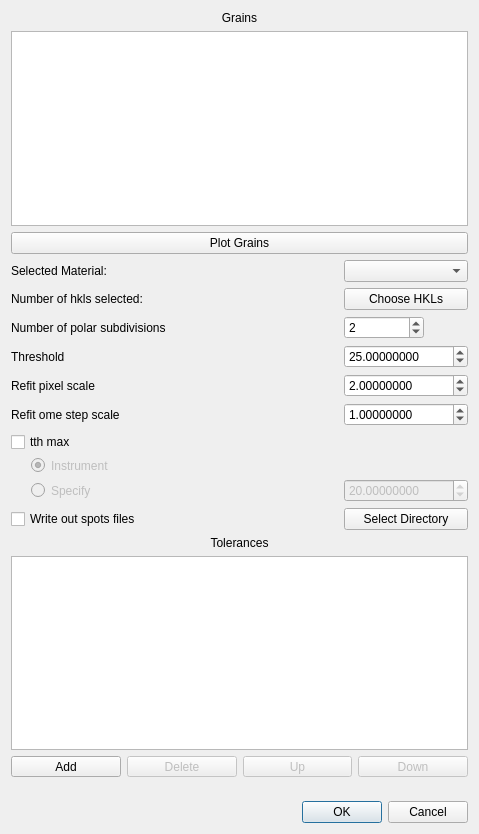
This is hexrd/ui/resources/ui/fit_grains_options_dialog.ui in HEXRD/hexrdgui as Qt 5 draws it before an edit. The edited form follows.
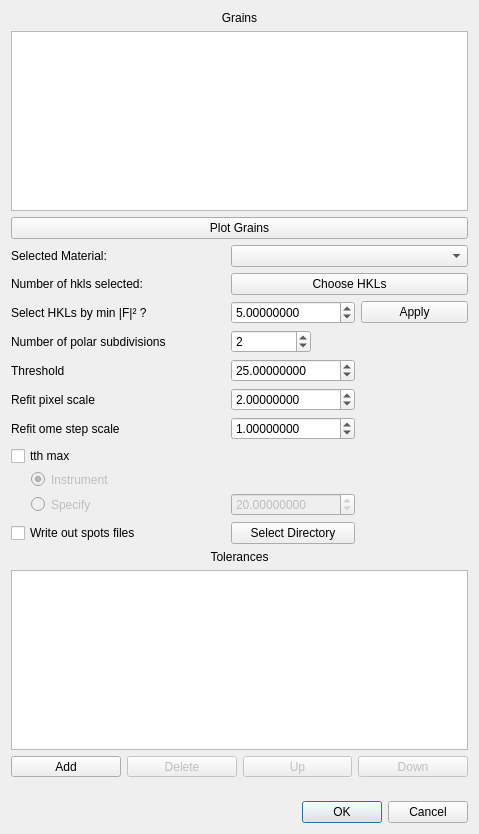
This is the edited form. Custom widgets are drawn as their Qt base class.

Commit message:
Add option to specify min sfac for fit grains
In the HEXRD CLI for fit-grains, the HKLs are, right now, typically
specified via min sfac.

Add the ability to set these in the GUI as well so that the settings
are more consistent with those of the GUI.

Addresses part of: #1347

Fixes: #1357
Fixes: #1406

Patch:
```diff
--- a/hexrd/ui/resources/ui/fit_grains_options_dialog.ui
+++ b/hexrd/ui/resources/ui/fit_grains_options_dialog.ui
@@ -40,39 +40,30 @@
    </item>
    <item>
     <layout class="QGridLayout" name="gridLayout">
-     <item row="0" column="2">
+     <item row="0" column="3" colspan="2">
       <widget class="QComboBox" name="material"/>
      </item>
-     <item row="2" column="2">
-      <widget class="QSpinBox" name="npdiv">
-       <property name="sizePolicy">
-        <sizepolicy hsizetype="Fixed" vsizetype="Fixed">
-         <horstretch>0</horstretch>
-         <verstretch>0</verstretch>
-        </sizepolicy>
+     <item row="4" column="3">
+      <widget class="ScientificDoubleSpinBox" name="threshold">
+       <property name="decimals">
+        <number>8</number>
        </property>
-       <property name="minimumSize">
-        <size>
-         <width>80</width>
-         <height>0</height>
-        </size>
-       </property>
-       <property name="minimum">
-        <number>1</number>
+       <property name="maximum">
+        <double>1000000.000000000000000</double>
        </property>
        <property name="value">
-        <number>2</number>
+        <double>25.000000000000000</double>
        </property>
       </widget>
      </item>
-     <item row="0" column="1">
-      <widget class="QLabel" name="material_label">
+     <item row="1" column="1" colspan="2">
+      <widget class="QLabel" name="num_hkls_selected">
        <property name="text">
-        <string>Selected Material:</string>
+        <string>Number of hkls selected:</string>
        </property>
       </widget>
      </item>
-     <item row="4" column="2">
+     <item row="5" column="3">
       <widget class="ScientificDoubleSpinBox" name="refit_pixel_scale">
        <property name="sizePolicy">
         <sizepolicy hsizetype="Minimum" vsizetype="Fixed">
@@ -91,64 +82,7 @@
        </property>
       </widget>
      </item>
-     <item row="1" column="1">
-      <widget class="QLabel" name="num_hkls_selected">
-       <property name="text">
-        <string>Number of hkls selected:</string>
-       </property>
-      </widget>
-     </item>
-     <item row="9" column="1">
-      <widget class="QCheckBox" name="write_out_spots">
-       <property name="text">
-        <string>Write out spots files</string>
-       </property>
-      </widget>
-     </item>
-     <item row="6" column="1">
-      <widget class="QCheckBox" name="tth_max_enable">
-       <property name="text">
-        <string>tth max</string>
-       </property>
-      </widget>
-     </item>
-     <item row="3" column="1">
-      <widget class="QLabel" name="threshold_label">
-       <property name="text">
-        <string>Threshold</string>
-       </property>
-      </widget>
-     </item>
-     <item row="8" column="2">
-      <widget class="ScientificDoubleSpinBox" name="tth_max_value">
-       <property name="enabled">
-        <bool>false</bool>
-       </property>
-       <property name="decimals">
-        <number>8</number>
-       </property>
-       <property name="maximum">
-        <double>1000000.000000000000000</double>
-       </property>
-       <property name="value">
-        <double>20.000000000000000</double>
-       </property>
-      </widget>
-     </item>
-     <item row="8" column="1">
-      <widget class="QRadioButton" name="tth_max_specify">
-       <property name="enabled">
-        <bool>false</bool>
-       </property>
-       <property name="styleSheet">
-        <string notr="true">padding-left: 20px;</string>
-       </property>
-       <property name="text">
-        <string>Specify</string>
-       </property>
-      </widget>
-     </item>
-     <item row="5" column="2">
+     <item row="6" column="3">
       <widget class="ScientificDoubleSpinBox" name="refit_ome_step_scale">
        <property name="decimals">
         <number>8</number>
@@ -161,22 +95,39 @@
        </property>
       </widget>
      </item>
-     <item row="9" column="2">
+     <item row="10" column="3">
       <widget class="QPushButton" name="set_spots_directory">
        <property name="text">
         <string>Select Directory</string>
        </property>
       </widget>
      </item>
-     <item row="1" column="2">
+     <item row="2" column="4">
+      <widget class="QPushButton" name="apply_min_sfac">
+       <property name="text">
+        <string>Apply</string>
+       </property>
+      </widget>
+     </item>
+     <item row="1" column="3" colspan="2">
       <widget class="QPushButton" name="choose_hkls">
        <property name="text">
         <string>Choose HKLs</string>
        </property>
       </widget>
      </item>
-     <item row="3" column="2">
-      <widget class="ScientificDoubleSpinBox" name="threshold">
+     <item row="0" column="1" colspan="2">
+      <widget class="QLabel" name="material_label">
+       <property name="text">
+        <string>Selected Material:</string>
+       </property>
+      </widget>
+     </item>
+     <item row="9" column="3">
+      <widget class="ScientificDoubleSpinBox" name="tth_max_value">
+       <property name="enabled">
+        <bool>false</bool>
+       </property>
        <property name="decimals">
         <number>8</number>
        </property>
@@ -184,18 +135,104 @@
         <double>1000000.000000000000000</double>
        </property>
        <property name="value">
-        <double>25.000000000000000</double>
+        <double>20.000000000000000</double>
        </property>
       </widget>
      </item>
-     <item row="2" column="1">
+     <item row="2" column="3">
+      <widget class="ScientificDoubleSpinBox" name="min_sfac_value">
+       <property name="decimals">
+        <number>8</number>
+       </property>
+       <property name="maximum">
+        <double>100.000000000000000</double>
+       </property>
+       <property name="value">
+        <double>5.000000000000000</double>
+       </property>
+      </widget>
+     </item>
+     <item row="3" column="3">
+      <widget class="QSpinBox" name="npdiv">
+       <property name="sizePolicy">
+        <sizepolicy hsizetype="Fixed" vsizetype="Fixed">
+         <horstretch>0</horstretch>
+         <verstretch>0</verstretch>
+        </sizepolicy>
+       </property>
+       <property name="minimumSize">
+        <size>
+         <width>80</width>
+         <height>0</height>
+        </size>
+       </property>
+       <property name="minimum">
+        <number>1</number>
+       </property>
+       <property name="value">
+        <number>2</number>
+       </property>
+      </widget>
+     </item>
+     <item row="2" column="5">
+      <spacer name="horizontalSpacer">
+       <property name="orientation">
+        <enum>Qt::Horizontal</enum>
+       </property>
+       <property name="sizeType">
+        <enum>QSizePolicy::Fixed</enum>
+       </property>
+       <property name="sizeHint" stdset="0">
+        <size>
+         <width>0</width>
+         <height>20</height>
+        </size>
+       </property>
+      </spacer>
+     </item>
+     <item row="2" column="1" colspan="2">
+      <widget class="QLabel" name="label">
+       <property name="text">
+        <string>Select HKLs by min |F|² ?</string>
+       </property>
+      </widget>
+     </item>
+     <item row="3" column="1" colspan="2">
       <widget class="QLabel" name="npdiv_label">
        <property name="text">
         <string>Number of polar subdivisions</string>
        </property>
       </widget>
      </item>
-     <item row="7" column="1">
+     <item row="4" column="1" colspan="2">
+      <widget class="QLabel" name="threshold_label">
+       <property name="text">
+        <string>Threshold</string>
+       </property>
+      </widget>
+     </item>
+     <item row="5" column="1" colspan="2">
+      <widget class="QLabel" name="refit_pixel_labe">
+       <property name="text">
+        <string>Refit pixel scale</string>
+       </property>
+      </widget>
+     </item>
+     <item row="6" column="1" colspan="2">
+      <widget class="QLabel" name="refit_ome_label">
+       <property name="text">
+        <string>Refit ome step scale</string>
+       </property>
+      </widget>
+     </item>
+     <item row="7" column="1" colspan="2">
+      <widget class="QCheckBox" name="tth_max_enable">
+       <property name="text">
+        <string>tth max</string>
+       </property>
+      </widget>
+     </item>
+     <item row="8" column="1" colspan="2">
       <widget class="QRadioButton" name="tth_max_instrument">
        <property name="enabled">
         <bool>false</bool>
@@ -212,17 +249,23 @@
        </property>
       </widget>
      </item>
-     <item row="4" column="1">
-      <widget class="QLabel" name="refit_pixel_labe">
+     <item row="9" column="1" colspan="2">
+      <widget class="QRadioButton" name="tth_max_specify">
+       <property name="enabled">
+        <bool>false</bool>
+       </property>
+       <property name="styleSheet">
+        <string notr="true">padding-left: 20px;</string>
+       </property>
        <property name="text">
-        <string>Refit pixel scale</string>
+        <string>Specify</string>
        </property>
       </widget>
      </item>
-     <item row="5" column="1">
-      <widget class="QLabel" name="refit_ome_label">
+     <item row="10" column="1" colspan="2">
+      <widget class="QCheckBox" name="write_out_spots">
        <property name="text">
-        <string>Refit ome step scale</string>
+        <string>Write out spots files</string>
        </property>
       </widget>
      </item>
```
Left out of the diff: 2 changed lines with no effect on the pictures. The commit also changes 1 other file.
